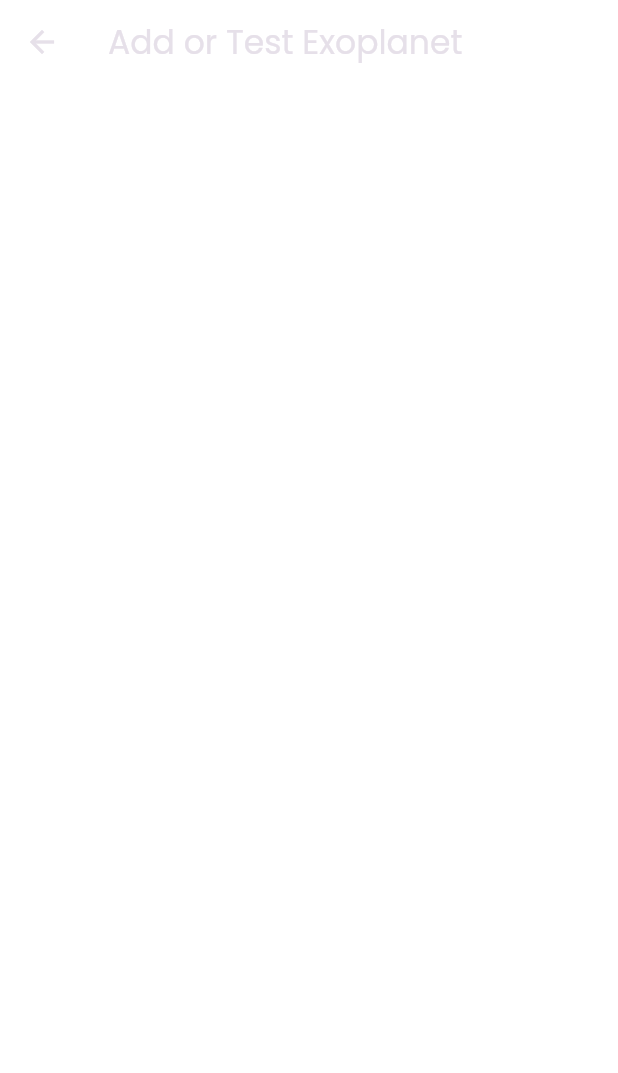
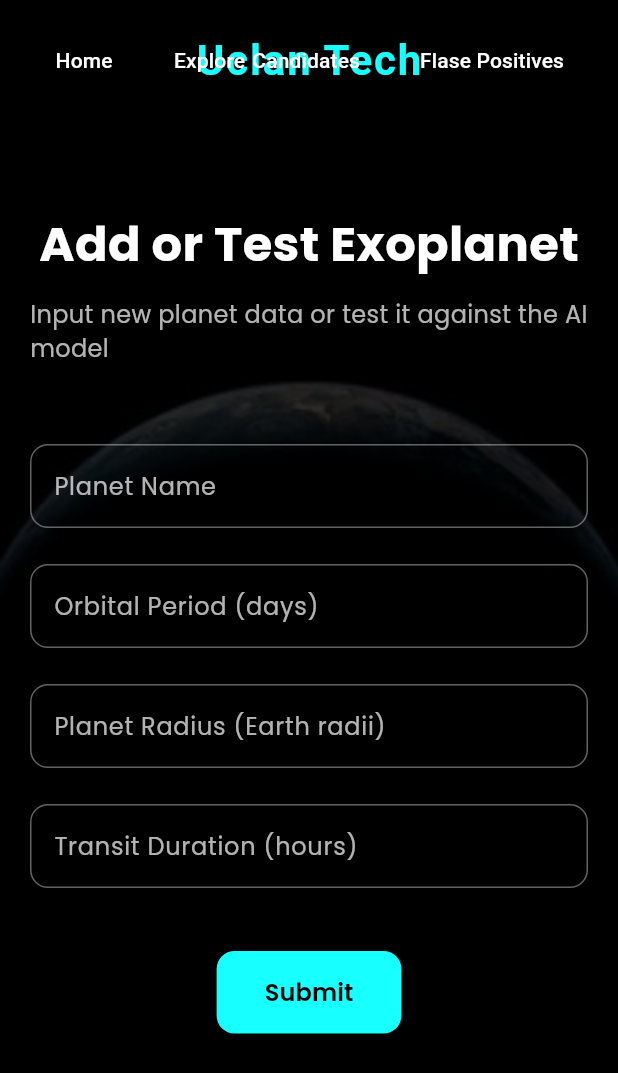
Before and after one commit to RamyAkin/NASA-Space-Apps, a Flutter app: the screen it shows after launch, after a tap on "Add or Test Exoplanet", on a phone screen of 412 x 824 dp. Shown: the top 1073 px of the screen. Run offline on Flutter 3.47's test engine with Material 3 defaults, Android fonts, the phone set to English and light mode, and no system bars; our stand-ins replace google_fonts; Roboto replaces fonts that are missing (Abel).

Commit message:
Updated pages

```diff
--- a/exoplanet_ai/lib/home_page.dart
+++ /dev/null
@@ -1,156 +0,0 @@
-import 'dart:ui';
-import 'package:flutter/material.dart';
-import 'package:google_fonts/google_fonts.dart';
-import 'widgets/option_card.dart';
-import 'screens/placeholder_screen.dart';
-
-class HomePage extends StatelessWidget {
-  const HomePage({super.key});
-
-  static const _gradientStart = Color(0xFF050A1E);
-  static const _gradientEnd = Color(0xFF0B1E44);
-
-  List<Map<String, Object>> get _options => [
-        {
-          'icon': Icons.add_circle_outline,
-          'title': 'Add or Test Exoplanet',
-          'subtitle': 'Input new data or test it against the AI model',
-        },
-        {
-          'icon': Icons.public,
-          'title': 'Confirmed Exoplanets',
-          'subtitle': 'Browse all known confirmed planets',
-        },
-        {
-          'icon': Icons.search,
-          'title': 'Candidate Planets',
-          'subtitle': 'Explore potential new discoveries',
-        },
-        {
-          'icon': Icons.report_off,
-          'title': 'False Positives',
-          'subtitle': 'Review and analyze rejected detections',
-        },
-        {
-          'icon': Icons.bar_chart,
-          'title': 'Model Statistics',
-          'subtitle': 'Check AI accuracy and performance',
-        },
-        {
-          'icon': Icons.settings,
-          'title': 'Model Settings',
-          'subtitle': 'Adjust hyperparameters for retraining',
-        },
-      ];
-
-  @override
-  Widget build(BuildContext context) {
-    return Scaffold(
-      body: LayoutBuilder(builder: (context, constraints) {
-        final width = constraints.maxWidth;
-        final isWide = width > 800;
-        return Stack(
-          children: [
-            // Gradient background
-            Container(
-              decoration: const BoxDecoration(
-                gradient: LinearGradient(
-                  colors: [_gradientStart, _gradientEnd],
-                  begin: Alignment.topLeft,
-                  end: Alignment.bottomRight,
-                ),
-              ),
-            ),
-            // Stars overlay
-            Positioned.fill(
-              child: Opacity(
-                opacity: 0.18,
-                child: Image.asset(
-                  'assets/stars_bg.png',
-                  fit: BoxFit.cover,
-                ),
-              ),
-            ),
-            // Blur vignette to soften edges
-            Positioned.fill(
-              child: BackdropFilter(
-                filter: ImageFilter.blur(sigmaX: 0.6, sigmaY: 0.6),
-                child: Container(color: Colors.transparent),
-              ),
-            ),
-            SafeArea(
-              child: SingleChildScrollView(
-                padding: const EdgeInsets.symmetric(vertical: 36, horizontal: 20),
-                child: Center(
-                  child: ConstrainedBox(
-                    constraints: BoxConstraints(maxWidth: isWide ? 900 : double.infinity),
-                    child: Column(
-                      crossAxisAlignment: CrossAxisAlignment.center,
-                      children: [
-                        const SizedBox(height: 8),
-                        // Title + subtitle
-                        Text(
-                          'A World Away 🌍',
-                          textAlign: TextAlign.center,
-                          style: GoogleFonts.poppins(
-                            color: Colors.white,
-                            fontSize: 32,
-                            fontWeight: FontWeight.w700,
-                            shadows: [
-                              Shadow(
-                                blurRadius: 18,
-                                color: Colors.cyanAccent.withOpacity(0.06),
-                                offset: const Offset(0, 4),
-                              ),
-                            ],
-                          ),
-                        ),
-                        const SizedBox(height: 8),
-                        Text(
-                          'Explore and Train AI for Exoplanet Discovery',
-                          textAlign: TextAlign.center,
-                          style: GoogleFonts.poppins(
-                            color: Colors.white70,
-                            fontSize: 16,
-                            fontWeight: FontWeight.w400,
-                          ),
-                        ),
-                        const SizedBox(height: 24),
-                        // Cards column
-                        Column(
-                          children: List.generate(_options.length, (i) {
-                            final opt = _options[i];
-                            return Padding(
-                              padding: const EdgeInsets.symmetric(vertical: 10),
-                              child: OptionCard(
-                                index: i,
-                                icon: opt['icon'] as IconData,
-                                title: opt['title'] as String,
-                                subtitle: opt['subtitle'] as String,
-                                onTap: () {
-                                  Navigator.push(
-                                    context,
-                                    MaterialPageRoute(
-                                      builder: (_) => PlaceholderScreen(
-                                        title: opt['title'] as String,
-                                      ),
-                                    ),
-                                  );
-                                },
-                              ),
-                            );
-                          }),
-                        ),
-                        const SizedBox(height: 40),
-                      ],
-                    ),
-                  ),
-                ),
-              ),
-            ),
-          ],
-        );
-      }),
-    );
-  }
-}
--- a/exoplanet_ai/lib/main.dart
+++ b/exoplanet_ai/lib/main.dart
@@ -1,6 +1,6 @@
 import 'package:flutter/material.dart';
 import 'package:google_fonts/google_fonts.dart';
-import 'home_page.dart';
+import 'pages/home_page.dart';
 
 void main() {
   runApp(const MyApp());
@@ -29,68 +29,3 @@ class MyApp extends StatelessWidget {
     );
   }
 }
-
-class MyHomePage extends StatefulWidget {
-  const MyHomePage({super.key, required this.title});
-
-  final String title;
-
-  @override
-  State<MyHomePage> createState() => _MyHomePageState();
-}
-
-class _MyHomePageState extends State<MyHomePage> {
-  int _counter = 0;
-
-  void _incrementCounter() {
-    setState(() {
-      _counter++;
-    });
-  }
-
-  @override
-  Widget build(BuildContext context) {
-    return Scaffold(
-      appBar: AppBar(
-        // TRY THIS: Try changing the color here to a specific color (to
-        // Colors.amber, perhaps?) and trigger a hot reload to see the AppBar
-        // change color while the other colors stay the same.
-        backgroundColor: Theme.of(context).colorScheme.inversePrimary,
-
-        title: Text(widget.title),
-      ),
-      body: Center(
-        // Center is a layout widget. It takes a single child and positions it
-        // in the middle of the parent.
-        child: Column(
-          // Column is also a layout widget. It takes a list of children and
-          // arranges them vertically. By default, it sizes itself to fit its
-          // children horizontally, and tries to be as tall as its parent.
-          //
-          // Column has various properties to control how it sizes itself and
-          // how it positions its children. Here we use mainAxisAlignment to
-          // center the children vertically; the main axis here is the vertical
-          // axis because Columns are vertical (the cross axis would be
-          // horizontal).
-          //
-          // TRY THIS: Invoke "debug painting" (choose the "Toggle Debug Paint"
-          // action in the IDE, or press "p" in the console), to see the
-          // wireframe for each widget.
-          mainAxisAlignment: MainAxisAlignment.center,
-          children: <Widget>[
-            const Text('You have pushed the button this many times:'),
-            Text(
-              '$_counter',
-              style: Theme.of(context).textTheme.headlineMedium,
-            ),
-          ],
-        ),
-      ),
-      floatingActionButton: FloatingActionButton(
-        onPressed: _incrementCounter,
-        tooltip: 'Increment',
-        child: const Icon(Icons.add),
-      ), // This trailing comma makes auto-formatting nicer for build methods.
-    );
-  }
-}
--- /dev/null
+++ b/exoplanet_ai/lib/pages/add_or_test.dart
@@ -0,0 +1,163 @@
+import 'package:flutter/material.dart';
+import 'package:google_fonts/google_fonts.dart';
+import '../widgets/website_scaffold.dart';
+
+class AddOrTestPage extends StatefulWidget {
+  const AddOrTestPage({super.key});
+
+  @override
+  State<AddOrTestPage> createState() => _AddOrTestPageState();
+}
+
+class _AddOrTestPageState extends State<AddOrTestPage> {
+  final _formKey = GlobalKey<FormState>();
+
+  // form controllers
+  final _nameController = TextEditingController();
+  final _orbitalPeriodController = TextEditingController();
+  final _radiusController = TextEditingController();
+  final _durationController = TextEditingController();
+
+  String? _predictionResult;
+
+  @override
+  Widget build(BuildContext context) {
+    return WebsiteScaffold(
+      body: Center(
+        child: ConstrainedBox(
+          constraints: const BoxConstraints(maxWidth: 600),
+          child: Column(
+            crossAxisAlignment: CrossAxisAlignment.center,
+            children: [
+              const SizedBox(height: 20),
+              Text(
+                "Add or Test Exoplanet",
+                style: GoogleFonts.poppins(
+                  fontSize: 32,
+                  color: Colors.white,
+                  fontWeight: FontWeight.bold,
+                ),
+              ),
+              const SizedBox(height: 12),
+              Text(
+                "Input new planet data or test it against the AI model",
+                style: GoogleFonts.poppins(
+                  fontSize: 16,
+                  color: Colors.white70,
+                ),
+              ),
+              const SizedBox(height: 40),
+
+              // 📝 Form
+              Form(
+                key: _formKey,
+                child: Column(
+                  children: [
+                    _buildTextField(
+                      controller: _nameController,
+                      label: "Planet Name",
+                      hint: "e.g. Kepler-22b",
+                    ),
+                    _buildTextField(
+                      controller: _orbitalPeriodController,
+                      label: "Orbital Period (days)",
+                      hint: "e.g. 365",
+                      keyboard: TextInputType.number,
+                    ),
+                    _buildTextField(
+                      controller: _radiusController,
+                      label: "Planet Radius (Earth radii)",
+                      hint: "e.g. 1.0",
+                      keyboard: TextInputType.number,
+                    ),
+                    _buildTextField(
+                      controller: _durationController,
+                      label: "Transit Duration (hours)",
+                      hint: "e.g. 10",
+                      keyboard: TextInputType.number,
+                    ),
+                    const SizedBox(height: 30),
+
+                    ElevatedButton(
+                      style: ElevatedButton.styleFrom(
+                        backgroundColor: Colors.cyanAccent,
+                        foregroundColor: Colors.black,
+                        padding: const EdgeInsets.symmetric(
+                            horizontal: 32, vertical: 16),
+                        shape: RoundedRectangleBorder(
+                          borderRadius: BorderRadius.circular(12),
+                        ),
+                      ),
+                      onPressed: () {
+                        if (_formKey.currentState!.validate()) {
+                          setState(() {
+                            // For now, just mock a result
+                            _predictionResult =
+                                "🪐 Prediction: Candidate Exoplanet (87% confidence)";
+                          });
+                        }
+                      },
+                      child: const Text(
+                        "Submit",
+                        style: TextStyle(
+                          fontWeight: FontWeight.w600,
+                          fontSize: 16,
+                        ),
+                      ),
+                    ),
+                  ],
+                ),
+              ),
+
+              const SizedBox(height: 30),
+
+              // 🔮 Prediction Result
+              if (_predictionResult != null)
+                Text(
+                  _predictionResult!,
+                  style: GoogleFonts.poppins(
+                    fontSize: 18,
+                    color: Colors.greenAccent,
+                    fontWeight: FontWeight.w500,
+                  ),
+                  textAlign: TextAlign.center,
+                ),
+            ],
+          ),
+        ),
+      ),
+    );
+  }
+
+  Widget _buildTextField({
+    required TextEditingController controller,
+    required String label,
+    required String hint,
+    TextInputType keyboard = TextInputType.text,
+  }) {
+    return Padding(
+      padding: const EdgeInsets.symmetric(vertical: 12),
+      child: TextFormField(
+        controller: controller,
+        keyboardType: keyboard,
+        style: const TextStyle(color: Colors.white),
+        decoration: InputDecoration(
+          labelText: label,
+          labelStyle: const TextStyle(color: Colors.white70),
+          hintText: hint,
+          hintStyle: const TextStyle(color: Colors.white38),
+          enabledBorder: OutlineInputBorder(
+            borderSide: const BorderSide(color: Colors.white38),
+            borderRadius: BorderRadius.circular(12),
+          ),
+          focusedBorder: OutlineInputBorder(
+            borderSide: const BorderSide(color: Colors.cyanAccent, width: 2),
+            borderRadius: BorderRadius.circular(12),
+          ),
+        ),
+        validator: (value) =>
+            value == null || value.isEmpty ? "Please enter $label" : null,
+      ),
+    );
+  }
+}
--- /dev/null
+++ b/exoplanet_ai/lib/pages/home_page.dart
@@ -0,0 +1,123 @@
+import 'package:flutter/material.dart';
+import 'package:google_fonts/google_fonts.dart';
+import '../widgets/website_scaffold.dart';
+import '../widgets/option_card.dart';
+import 'add_or_test.dart';
+
+class HomePage extends StatelessWidget {
+  const HomePage({super.key});
+
+  List<Map<String, Object>> get _options => [
+        {
+          'icon': Icons.add_circle_outline,
+          'title': 'Add or Test Exoplanet',
+          'subtitle': 'Input new data or test it against the AI model',
+          'page': const AddOrTestPage(),
+        },
+        {
+          'icon': Icons.public,
+          'title': 'Confirmed Exoplanets',
+          'subtitle': 'Browse all known confirmed planets',
+          'page': const (),
+        },
+        {
+          'icon': Icons.search,
+          'title': 'Candidate Planets',
+          'subtitle': 'Explore potential new discoveries',
+        },
+        {
+          'icon': Icons.report_off,
+          'title': 'False Positives',
+          'subtitle': 'Review and analyze rejected detections',
+        },
+        {
+          'icon': Icons.bar_chart,
+          'title': 'Model Statistics',
+          'subtitle': 'Check AI accuracy and performance',
+        },
+        {
+          'icon': Icons.settings,
+          'title': 'Model Settings',
+          'subtitle': 'Adjust hyperparameters for retraining',
+        },
+      ];
+
+  @override
+  Widget build(BuildContext context) {
+    return WebsiteScaffold(
+      body: Center(
+        child: ConstrainedBox(
+          constraints: const BoxConstraints(maxWidth: 900),
+          child: Column(
+            crossAxisAlignment: CrossAxisAlignment.center,
+            children: [
+              const SizedBox(height: 20),
+              // Title + subtitle
+              Text(
+                "A World Away 🌍",
+                textAlign: TextAlign.center,
+                style: GoogleFonts.abel(
+                  color: Colors.white,
+                  fontSize: 36,
+                  fontWeight: FontWeight.w700,
+                  shadows: [
+                    Shadow(
+                      blurRadius: 18,
+                      color: Colors.cyanAccent.withAlpha(100),
+                      offset: const Offset(0, 4),
+                    ),
+                  ],
+                ),
+              ),
+              const SizedBox(height: 12),
+              Text(
+                "Explore and Train AI for Exoplanet Discovery",
+                textAlign: TextAlign.center,
+                style: GoogleFonts.abel(
+                  color: Colors.white70,
+                  fontSize: 20,
+                ),
+              ),
+              const SizedBox(height: 500),
+
+              // 🔳 Boxes (OptionCards)
+              Column(
+                children: List.generate(_options.length, (i) {
+                  final opt = _options[i];
+                  return Padding(
+                    padding: const EdgeInsets.symmetric(vertical: 12),
+                    child: OptionCard(
+                      index: i,
+                      icon: opt['icon'] as IconData,
+                      title: opt['title'] as String,
+                      subtitle: opt['subtitle'] as String,
+                      onTap: () {
+                        if (opt.containsKey('page') && opt['page'] is Widget) {
+                          Navigator.push(
+                            context,
+                            MaterialPageRoute(
+                              builder: (_) => opt['page'] as Widget,
+                            ),
+                          );
+                        } else {
+                          // No page defined
+                          ScaffoldMessenger.of(context).showSnackBar(
+                            SnackBar(
+                              content: Text(
+                                'The "${opt['title']}" page is not implemented yet.',
+                              ),
+                            ),
+                          );
+                        }
+                      },
+                    ),
+                  );
+                }),
+              ),
+            ],
+          ),
+        ),
+      ),
+    );
+  }
+}
--- a/exoplanet_ai/lib/screens/placeholder_screen.dart
+++ /dev/null
@@ -1,27 +0,0 @@
-import 'package:flutter/material.dart';
-import 'package:google_fonts/google_fonts.dart';
-
-class PlaceholderScreen extends StatelessWidget {
-  final String title;
-  const PlaceholderScreen({super.key, required this.title});
-
-  @override
-  Widget build(BuildContext context) {
-    return Scaffold(
-      // keep the cosmic background look by using transparent scaffold color if desired
-      backgroundColor: Colors.transparent,
-      appBar: AppBar(
-        backgroundColor: Colors.transparent,
-        elevation: 0,
-        title: Text(title, style: GoogleFonts.poppins()),
-      ),
-      body: Center(
-        child: Text(
-          'Coming Soon\n\n$title',
-          textAlign: TextAlign.center,
-          style: GoogleFonts.poppins(color: Colors.white70, fontSize: 20),
-        ),
-      ),
-    );
-  }
-}
--- a/exoplanet_ai/lib/widgets/option_card.dart
+++ b/exoplanet_ai/lib/widgets/option_card.dart
@@ -70,12 +70,12 @@ class _OptionCardState extends State<OptionCard> {
                 child: Container(
                   padding: const EdgeInsets.symmetric(vertical: 16, horizontal: 18),
                   decoration: BoxDecoration(
-                    color: Colors.white.withOpacity(0.03),
+                    color: Colors.white.withAlpha(100),
                     borderRadius: BorderRadius.circular(24),
-                    border: Border.all(color: Colors.white.withOpacity(0.06)),
+                    border: Border.all(color: Colors.white.withAlpha(100)),
                     boxShadow: [
                       BoxShadow(
-                        color: Colors.black.withOpacity(_hover ? 0.45 : 0.28),
+                        color: Colors.black.withAlpha(_hover ? 100 : 60),
                         blurRadius: _hover ? 20 : 12,
                         offset: const Offset(0, 8),
                       ),
@@ -96,7 +96,7 @@ class _OptionCardState extends State<OptionCard> {
                           shape: BoxShape.circle,
                           boxShadow: [
                             BoxShadow(
-                              color: Colors.cyanAccent.withOpacity(0.12),
+                              color: Colors.cyanAccent.withAlpha(100),
                               blurRadius: 12,
                               offset: const Offset(0, 6),
                             )
@@ -112,18 +112,18 @@ class _OptionCardState extends State<OptionCard> {
                           children: [
                             Text(
                               widget.title,
-                              style: GoogleFonts.poppins(
+                              style: GoogleFonts.abel(
                                 color: Colors.white,
-                                fontSize: 20,
+                                fontSize: 22,
                                 fontWeight: FontWeight.w600,
                               ),
                             ),
                             const SizedBox(height: 6),
                             Text(
                               widget.subtitle,
-                              style: GoogleFonts.poppins(
+                              style: GoogleFonts.abel(
                                 color: Colors.white70,
-                                fontSize: 14,
+                                fontSize: 17,
                                 fontWeight: FontWeight.w400,
                               ),
                             ),
--- /dev/null
+++ b/exoplanet_ai/lib/widgets/website_scaffold.dart
@@ -0,0 +1,118 @@
+import 'dart:ui';
+import 'package:flutter/material.dart';
+import 'package:google_fonts/google_fonts.dart';
+
+class WebsiteScaffold extends StatelessWidget {
+  final Widget body;
+
+  const WebsiteScaffold({super.key, required this.body});
+
+  @override
+  Widget build(BuildContext context) {
+    return Scaffold(
+      backgroundColor: Colors.black,
+      body: Stack(
+        children: [
+          // ⭐ Background image
+          Positioned.fill(
+            child: Opacity(
+              opacity: 0.18,
+              child: Image.asset('assets/background.png', fit: BoxFit.cover),
+            ),
+          ),
+          // Blur vignette
+          Positioned.fill(
+            child: BackdropFilter(
+              filter: ImageFilter.blur(sigmaX: 0.6, sigmaY: 0.6),
+              child: Container(color: Colors.transparent),
+            ),
+          ),
+
+          // Page content with custom nav bar
+          SafeArea(
+            child: Column(
+              children: [
+                // 🌌 Custom NavBar
+                Padding(
+                  padding: const EdgeInsets.symmetric(
+                    horizontal: 24,
+                    vertical: 20,
+                  ),
+                  child: SizedBox(
+                    height: 40,
+                    child: Stack(
+                      alignment: Alignment.center,
+                      children: [
+                        // Center logo/title
+                        GestureDetector(
+                          onTap: () => Navigator.pushNamed(context, '/'),
+                          child: Text(
+                            'Uclan Tech',
+                            style: GoogleFonts.abel(
+                              fontSize: 28,
+                              color: Colors.cyanAccent,
+                              fontWeight: FontWeight.bold,
+                              letterSpacing: 1.2,
+                            ),
+                          ),
+                        ),
+
+                        Align(
+                          alignment: Alignment.centerLeft,
+                          child: Row(
+                            mainAxisSize: MainAxisSize.min,
+                            children: [
+                              _navButton(context, 'Home', '/'),
+                              const SizedBox(width: 16),
+                              _navButton(context, 'Explore', '/explore'),
+                            ],
+                          ),
+                        ),
+
+                        Align(
+                          alignment: Alignment.centerRight,
+                          child: Row(
+                            mainAxisSize: MainAxisSize.min,
+                            children: [
+                              _navButton(context, 'Candidates', '/candidates'),
+                              const SizedBox(width: 16),
+                              _navButton(context, 'Flase Positives', '/falsepositives'),
+                            ],
+                          ),
+                        ),
+                      ],
+                    ),
+                  ),
+                ),
+
+                // Actual page body scrollable
+                Expanded(
+                  child: SingleChildScrollView(
+                    padding: const EdgeInsets.symmetric(
+                      horizontal: 20,
+                      vertical: 40,
+                    ),
+                    child: body,
+                  ),
+                ),
+              ],
+            ),
+          ),
+        ],
+      ),
+    );
+  }
+
+  Widget _navButton(BuildContext context, String label, String route) {
+    return TextButton(
+      onPressed: () => Navigator.pushNamed(context, route),
+      child: Text(
+        label,
+        style: GoogleFonts.abel(
+          color: Colors.white,
+          fontWeight: FontWeight.w500,
+        ),
+      ),
+    );
+  }
+}
--- a/exoplanet_ai/pubspec.yaml
+++ b/exoplanet_ai/pubspec.yaml
@@ -60,6 +60,7 @@ flutter:
 
   assets:
     - assets/stars_bg.png
+    - assets/background.png
 
   # To add assets to your application, add an assets section, like this:
   # assets:
```
Also changed, not shown: exoplanet_ai/assets/background.png (added), exoplanet_ai/assets/planet1.png (deleted), exoplanet_ai/lib/pages/candidate_planets.dart (added), exoplanet_ai/lib/pages/confirmed_exoplanets.dart (added), exoplanet_ai/lib/pages/false_positives.dart (added), exoplanet_ai/lib/pages/model_settings.dart (added), exoplanet_ai/lib/pages/model_statistics.dart (added).
